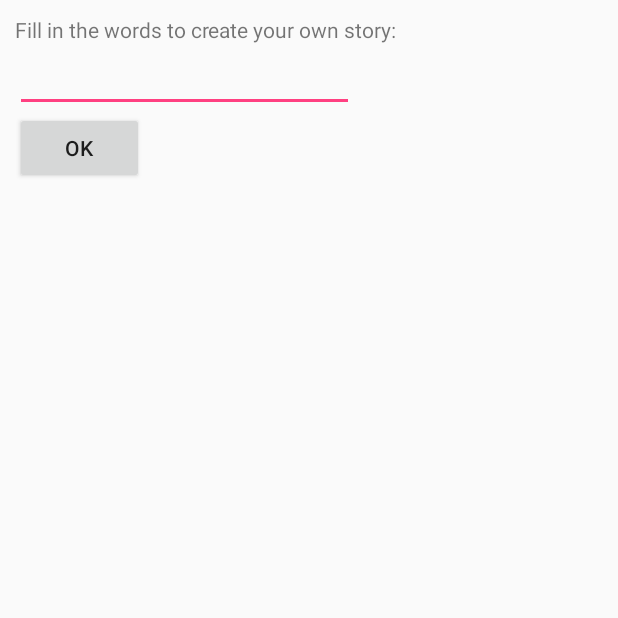
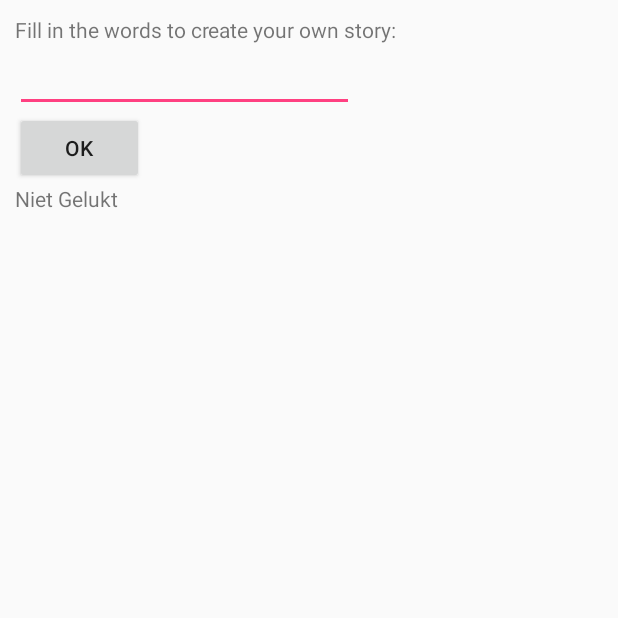
Before and after one commit to tcjverburg/Madlabs, an Android app: the WordInput screen opened directly, with no data from a screen before it, after a tap on "OK", on a phone screen of 412 x 824 dp, the top half of it. Run offline under Robolectric (Android 15) with nearby library versions, the phone set to English and light mode, and no system bars; 1 statement that could not run was skipped.

```diff
--- a/app/src/main/java/com/example/gebruiker/madlabs/MainActivity.java
+++ b/app/src/main/java/com/example/gebruiker/madlabs/MainActivity.java
@@ -13,7 +13,7 @@ public class MainActivity extends AppCompatActivity {
         setContentView(R.layout.activity_main);
     }
 
-    public void onWordInputClick(View view) {
+    public void onClick(View view) {
         Intent getNameScreen = new Intent(this, WordInput.class);
         final int result=1;
         getNameScreen.putExtra("callingActivity", "MainActivity");
--- a/app/src/main/java/com/example/gebruiker/madlabs/WordInput.java
+++ b/app/src/main/java/com/example/gebruiker/madlabs/WordInput.java
@@ -4,24 +4,57 @@ package com.example.gebruiker.madlabs;
 import android.app.Activity;
 import android.content.Intent;
 import android.os.Bundle;
+import android.view.View;
+import android.widget.TextView;
+
+import java.io.File;
+import java.io.FileInputStream;
+import java.io.FileNotFoundException;
+import java.io.IOException;
+import java.io.InputStream;
 
 /**
  * Created by Gebruiker on 14-9-2016.
  */
-//Import a string file
-    //count words to be filled in
-    //returns this info to user
-    //save words that were entered in array
-    //intent array to final page
+
 
 public class WordInput extends Activity {
+
+    private TextView firsttextview;
+
+
+
     @Override
-    protected void onCreate(Bundle savedInstanceState) {
+    public void onCreate(Bundle savedInstanceState) {
         super.onCreate(savedInstanceState);
-        setContentView(R.layout.activity_word_input);
+
         Intent activityThatCalled = getIntent();
         String previousActivity = (String) activityThatCalled.getExtras().get("callingActivity");
+        setContentView(R.layout.activity_word_input);
+
+
+    }
+
+    public void OnSendUserInput(View view) throws IOException {
+        InputStream scan = main();
+
+    }
+
+    public InputStream main() throws IOException
+    {
+        try {
+            InputStream stream = new FileInputStream(new File("res.raw.madlib1_tarzan"));
+            TextView firsttextview = (TextView) findViewById(R.id.remaining_words);
+            firsttextview.setText("Gelukt");
+            return stream;
+        } catch (FileNotFoundException e) {
+            e.printStackTrace();
+            TextView firsttextview = (TextView) findViewById(R.id.remaining_words);
+            firsttextview.setText("Niet Gelukt");
+        }
+        return null;
     }
 
 
+
 }
--- a/app/src/main/res/layout/activity_main.xml
+++ b/app/src/main/res/layout/activity_main.xml
@@ -50,8 +50,11 @@
             android:layout_height="wrap_content"
             android:text="Start"
             android:id="@+id/button"
-            android:onClick="onWordInputClick"
+            android:onClick="onClick"
             android:layout_below="@+id/textView"
             android:layout_centerHorizontal="true" />
     </RelativeLayout>
+
+
+
 </RelativeLayout>
--- a/app/src/main/res/layout/activity_word_input.xml
+++ b/app/src/main/res/layout/activity_word_input.xml
@@ -34,4 +34,12 @@
         android:text="@string/ok"
         android:id="@+id/button2"
         android:onClick="OnSendUserInput"/>
+    <TextView
+        android:layout_width="wrap_content"
+        android:layout_height="wrap_content"
+        android:id="@+id/remaining_words"
+        android:text="Oud"
+
+        />
+
 </LinearLayout>
--- /dev/null
+++ b/app/src/main/res/madlib0_simple.txt
@@ -0,0 +1,3 @@
+I wannabe a <job> when I grow up.
+Just like my dad.
+Life is <adjective> like that!
--- a/app/src/main/res/values/strings.xml
+++ b/app/src/main/res/values/strings.xml
@@ -3,4 +3,5 @@
     <string name="fill_in_the_words_to_create_your_own_story">Fill in the words to create your own story:</string>
     <string name="ok">OK</string>
     <string name="Intro">Welcome to Madlibs! In this application you will be able to create your own funny story by entering various words of your own! Entjoy.</string>
+
 </resources>
```
Also changed, not shown: app/src/main/java/com/example/gebruiker/madlabs/ImportText.java (+4 -8 lines), app/src/main/java/com/example/gebruiker/madlabs/Story.java (+23 -7 lines), app/src/main/java/com/example/gebruiker/madlabs/Import.java (deleted).
